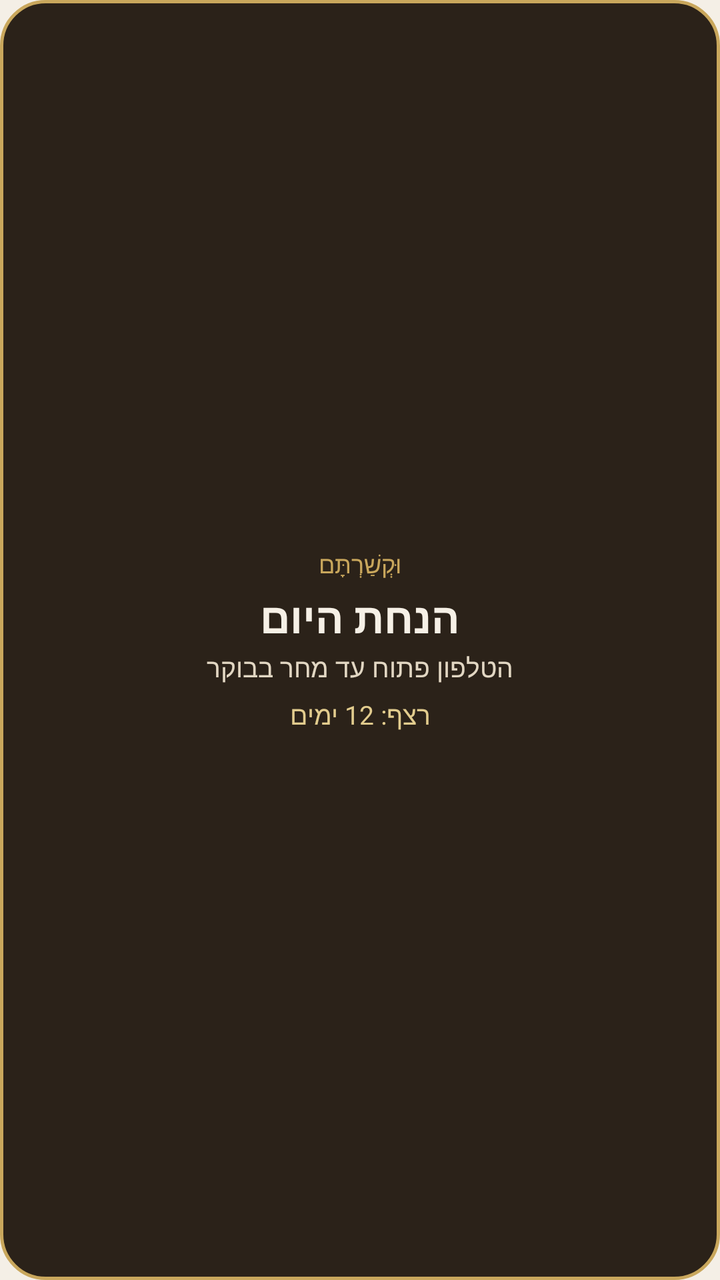
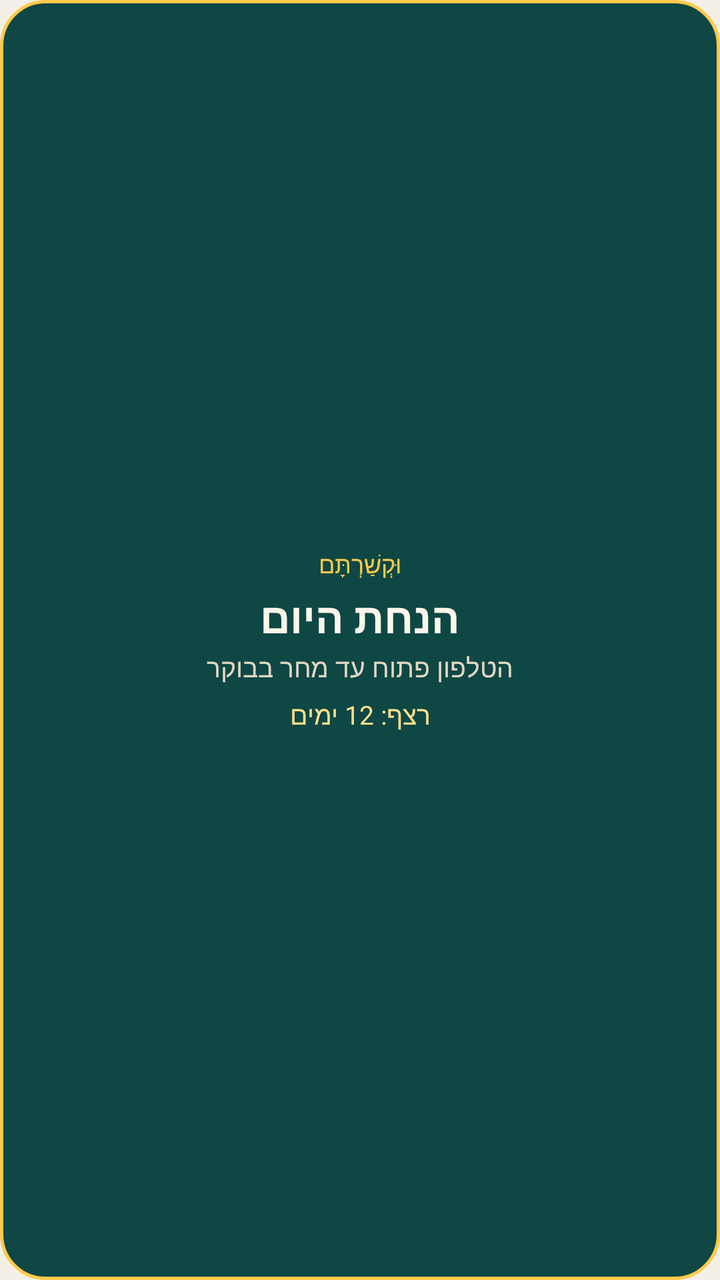

Before-and-after screenshots of an Android layout around one commit, followed by the original layout XML and the change that was made.
<!-- AndroidManifest.xml: application theme Theme.Henachti -->
<!-- res/layout/widget_status.xml -->
<?xml version="1.0" encoding="utf-8"?>
<LinearLayout xmlns:android="http://schemas.android.com/apk/res/android"
    android:id="@+id/widget_root"
    android:layout_width="match_parent"
    android:layout_height="match_parent"
    android:background="@drawable/widget_bg"
    android:gravity="center"
    android:layoutDirection="rtl"
    android:orientation="vertical"
    android:padding="14dp">

    <TextView
        android:id="@+id/widget_brand"
        android:layout_width="wrap_content"
        android:layout_height="wrap_content"
        android:text="וּקְשַׁרְתָּם"
        android:textColor="#C9A75C"
        android:textSize="12sp" />

    <TextView
        android:id="@+id/widget_title"
        android:layout_width="wrap_content"
        android:layout_height="wrap_content"
        android:layout_marginTop="4dp"
        android:textStyle="bold"
        android:gravity="center"
        android:maxLines="1"
        android:text="הנחת היום"
        android:textColor="#F6F0E6"
        android:textSize="21sp" />

    <TextView
        android:id="@+id/widget_sub"
        android:layout_width="wrap_content"
        android:layout_height="wrap_content"
        android:layout_marginTop="2dp"
        android:gravity="center"
        android:maxLines="2"
        android:text="הטלפון פתוח עד מחר בבוקר"
        android:textColor="#E2D7C3"
        android:textSize="13sp" />

    <TextView
        android:id="@+id/widget_streak"
        android:layout_width="wrap_content"
        android:layout_height="wrap_content"
        android:layout_marginTop="6dp"
        android:gravity="center"
        android:text="רצף: 12 ימים"
        android:textColor="#E2CC8E"
        android:textSize="13sp" />
</LinearLayout>
<!-- resources referenced by this layout -->
<resources>
  <!-- drawable widget_bg (drawable) -->
  <?xml version="1.0" encoding="utf-8"?>
  <shape xmlns:android="http://schemas.android.com/apk/res/android"
      android:shape="rectangle">
      <solid android:color="#2B2219" />
      <stroke
          android:width="1.5dp"
          android:color="#C9A75C" />
      <corners android:radius="22dp" />
  </shape>
  <style name="Theme.Henachti" parent="android:Theme.Material.Light.NoActionBar">
          <item name="android:windowBackground">@color/paper</item>
          <item name="android:statusBarColor">@color/paper</item>
          <item name="android:navigationBarColor">@color/paper</item>
          <item name="android:windowLightStatusBar">true</item>
      </style>
  <color name="paper">#F4EFE6</color>
</resources>

<!-- the commit's change to res/layout/widget_status.xml (unified diff, before → after) -->
@@ -14,7 +14,7 @@
         android:layout_width="wrap_content"
         android:layout_height="wrap_content"
         android:text="וּקְשַׁרְתָּם"
-        android:textColor="#C9A75C"
+        android:textColor="#FFC94A"
         android:textSize="12sp" />
 
     <TextView
@@ -26,7 +26,7 @@
         android:gravity="center"
         android:maxLines="1"
         android:text="הנחת היום"
-        android:textColor="#F6F0E6"
+        android:textColor="#FBF6E9"
         android:textSize="21sp" />
 
     <TextView
@@ -47,6 +47,6 @@
         android:layout_marginTop="6dp"
         android:gravity="center"
         android:text="רצף: 12 ימים"
-        android:textColor="#E2CC8E"
+        android:textColor="#FFE08A"
         android:textSize="13sp" />
 </LinearLayout>
<!-- resource entries referenced after the edit -->
@@ -4,10 +4,10 @@
   <?xml version="1.0" encoding="utf-8"?>
   <shape xmlns:android="http://schemas.android.com/apk/res/android"
       android:shape="rectangle">
-      <solid android:color="#2B2219" />
+      <solid android:color="#0E4744" />
       <stroke
           android:width="1.5dp"
-          android:color="#C9A75C" />
+          android:color="#FFC94A" />
       <corners android:radius="22dp" />
   </shape>
   <style name="Theme.Henachti" parent="android:Theme.Material.Light.NoActionBar">
